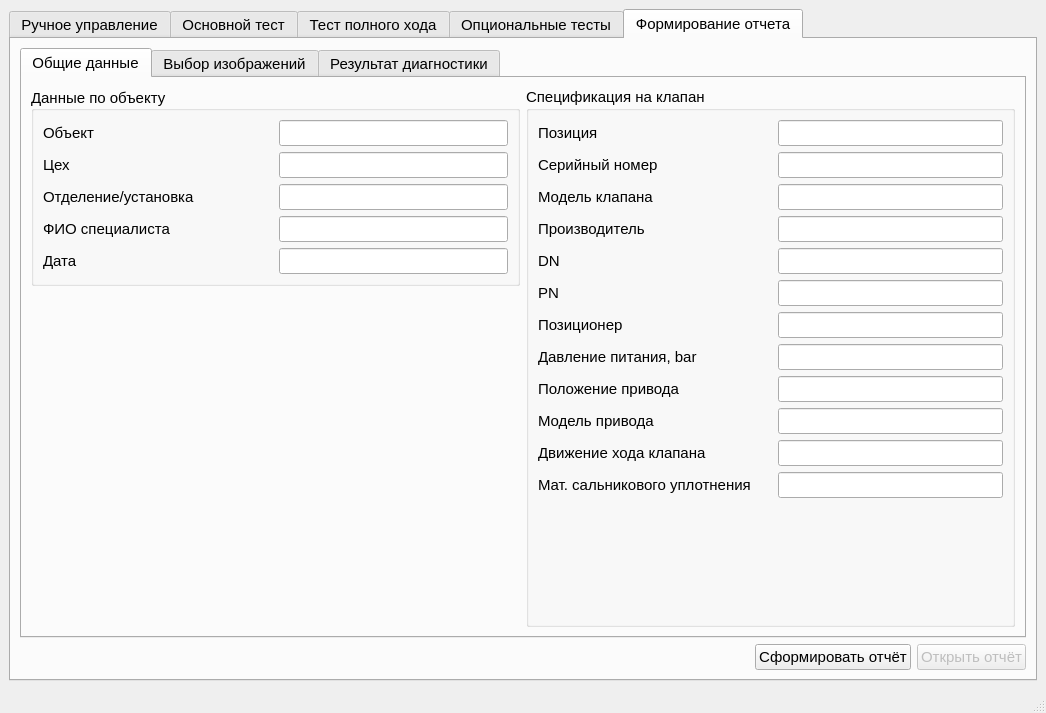
Above: MainWindow.ui from Rekvim/MpiSdk before the change. Below: the same form after it.
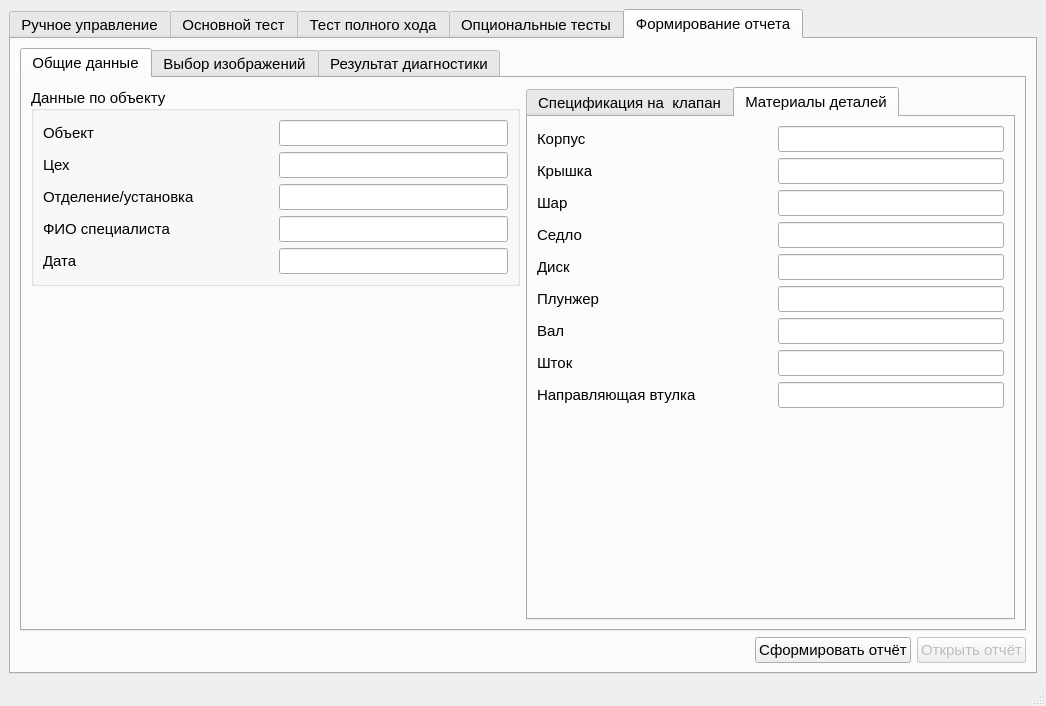
That is the form after the change. The open tabs and pages were chosen to show the change. Custom widgets are drawn as their Qt base class.

The edit to the form file:
```diff
--- a/MainWindow.ui
+++ b/MainWindow.ui
@@ -7,7 +7,7 @@
     <x>0</x>
     <y>0</y>
     <width>1046</width>
-    <height>713</height>
+    <height>706</height>
    </rect>
   </property>
   <property name="font">
@@ -1666,11 +1666,11 @@
            <attribute name="title">
             <string>Общие данные</string>
            </attribute>
-           <layout class="QVBoxLayout" name="verticalLayout_38">
+           <layout class="QVBoxLayout" name="verticalLayout_39">
             <item>
              <layout class="QHBoxLayout" name="horizontalLayout_9">
               <item>
-               <layout class="QVBoxLayout" name="verticalLayout_36">
+               <layout class="QVBoxLayout" name="verticalLayout_38">
                 <item>
                  <widget class="QGroupBox" name="groupBox_12">
                   <property name="sizePolicy">
@@ -1861,13 +1861,17 @@
                </layout>
               </item>
               <item>
-               <widget class="QGroupBox" name="groupBox_13">
-                <property name="title">
-                 <string>Спецификация на клапан</string>
+               <widget class="QTabWidget" name="tabWidget_2">
+                <property name="currentIndex">
+                 <number>0</number>
                 </property>
-                <layout class="QVBoxLayout" name="verticalLayout_37">
+                <widget class="QWidget" name="tab">
+                 <attribute name="title">
+                  <string>Спецификация на  клапан</string>
+                 </attribute>
+                 <layout class="QVBoxLayout" name="verticalLayout_36">
                  <item>
-                  <layout class="QHBoxLayout" name="horizontalLayout_59">
+                   <layout class="QHBoxLayout" name="horizontalLayout_positionNumber">
                    <property name="spacing">
                     <number>15</number>
                    </property>
@@ -1900,7 +1904,7 @@
                   </layout>
                  </item>
                  <item>
-                  <layout class="QHBoxLayout" name="horizontalLayout_54">
+                   <layout class="QHBoxLayout" name="horizontalLayout_manufacturer">
                    <property name="spacing">
                     <number>15</number>
                    </property>
@@ -1918,7 +1922,7 @@
                     </widget>
                    </item>
                    <item>
-                    <widget class="QLineEdit" name="lineEdit_serialNumber_2">
+                     <widget class="QLineEdit" name="lineEdit_manufacturer">
                      <property name="sizePolicy">
                       <sizepolicy hsizetype="Expanding" vsizetype="Fixed">
                        <horstretch>0</horstretch>
@@ -1966,12 +1970,12 @@
                   </layout>
                  </item>
                  <item>
-                  <layout class="QHBoxLayout" name="horizontalLayout_56">
+                   <layout class="QHBoxLayout" name="horizontalLayout_54">
                    <property name="spacing">
                     <number>15</number>
                    </property>
                    <item>
-                    <widget class="QLabel" name="label_manufacturer_2">
+                     <widget class="QLabel" name="label_59">
                      <property name="sizePolicy">
                       <sizepolicy hsizetype="Expanding" vsizetype="Preferred">
                        <horstretch>0</horstretch>
@@ -1979,12 +1983,12 @@
                       </sizepolicy>
                      </property>
                      <property name="text">
-                      <string>Производитель</string>
+                       <string>Серийный номер</string>
                      </property>
                     </widget>
                    </item>
                    <item>
-                    <widget class="QLineEdit" name="lineEdit_manufacturer_2">
+                     <widget class="QLineEdit" name="lineEdit_serialNumber">
                      <property name="sizePolicy">
                       <sizepolicy hsizetype="Expanding" vsizetype="Fixed">
                        <horstretch>0</horstretch>
@@ -1999,7 +2003,7 @@
                   </layout>
                  </item>
                  <item>
-                  <layout class="QHBoxLayout" name="horizontalLayout_50">
+                   <layout class="QHBoxLayout" name="horizontalLayout_DN">
                    <property name="spacing">
                     <number>15</number>
                    </property>
@@ -2032,12 +2036,45 @@
                   </layout>
                  </item>
                  <item>
-                  <layout class="QHBoxLayout" name="horizontalLayout_PN_2">
+                   <layout class="QHBoxLayout" name="horizontalLayout_CV">
                    <property name="spacing">
                     <number>15</number>
                    </property>
                    <item>
-                    <widget class="QLabel" name="label_PN_2">
+                     <widget class="QLabel" name="label_CV">
+                      <property name="sizePolicy">
+                       <sizepolicy hsizetype="Expanding" vsizetype="Preferred">
+                        <horstretch>0</horstretch>
+                        <verstretch>0</verstretch>
+                       </sizepolicy>
+                      </property>
+                      <property name="text">
+                       <string>CV</string>
+                      </property>
+                     </widget>
+                    </item>
+                    <item>
+                     <widget class="QLineEdit" name="lineEdit_CV">
+                      <property name="sizePolicy">
+                       <sizepolicy hsizetype="Expanding" vsizetype="Fixed">
+                        <horstretch>0</horstretch>
+                        <verstretch>0</verstretch>
+                       </sizepolicy>
+                      </property>
+                      <property name="clearButtonEnabled">
+                       <bool>false</bool>
+                      </property>
+                     </widget>
+                    </item>
+                   </layout>
+                  </item>
+                  <item>
+                   <layout class="QHBoxLayout" name="horizontalLayout_PN">
+                    <property name="spacing">
+                     <number>15</number>
+                    </property>
+                    <item>
+                     <widget class="QLabel" name="label_PN">
                      <property name="sizePolicy">
                       <sizepolicy hsizetype="Expanding" vsizetype="Preferred">
                        <horstretch>0</horstretch>
@@ -2050,7 +2087,7 @@
                     </widget>
                    </item>
                    <item>
-                    <widget class="QLineEdit" name="lineEdit_PN_2">
+                     <widget class="QLineEdit" name="lineEdit_PN">
                      <property name="sizePolicy">
                       <sizepolicy hsizetype="Expanding" vsizetype="Fixed">
                        <horstretch>0</horstretch>
@@ -2065,7 +2102,7 @@
                   </layout>
                  </item>
                  <item>
-                  <layout class="QHBoxLayout" name="horizontalLayout_57">
+                   <layout class="QHBoxLayout" name="horizontalLayout_positioner">
                    <property name="spacing">
                     <number>15</number>
                    </property>
@@ -2098,12 +2135,12 @@
                   </layout>
                  </item>
                  <item>
-                  <layout class="QHBoxLayout" name="horizontalLayout_58">
+                   <layout class="QHBoxLayout" name="horizontalLayout_51">
                    <property name="spacing">
                     <number>15</number>
                    </property>
                    <item>
-                    <widget class="QLabel" name="label_84">
+                     <widget class="QLabel" name="label_80">
                      <property name="sizePolicy">
                       <sizepolicy hsizetype="Expanding" vsizetype="Preferred">
                        <horstretch>0</horstretch>
@@ -2111,12 +2148,12 @@
                       </sizepolicy>
                      </property>
                      <property name="text">
-                      <string>Давление питания, bar</string>
+                       <string>Движение хода клапана</string>
                      </property>
                     </widget>
                    </item>
                    <item>
-                    <widget class="QLineEdit" name="lineEdit_pressure_2">
+                     <widget class="QLineEdit" name="lineEdit_movement">
                      <property name="sizePolicy">
                       <sizepolicy hsizetype="Expanding" vsizetype="Fixed">
                        <horstretch>0</horstretch>
@@ -2197,7 +2234,7 @@
                   </layout>
                  </item>
                  <item>
-                  <layout class="QHBoxLayout" name="horizontalLayout_51">
+                   <layout class="QHBoxLayout" name="horizontalLayout_pressure">
                    <property name="spacing">
                     <number>15</number>
                    </property>
@@ -2215,7 +2252,7 @@
                     </widget>
                    </item>
                    <item>
-                    <widget class="QLineEdit" name="lineEdit_movement_2">
+                     <widget class="QLineEdit" name="lineEdit_pressure">
                      <property name="sizePolicy">
                       <sizepolicy hsizetype="Expanding" vsizetype="Fixed">
                        <horstretch>0</horstretch>
@@ -2248,7 +2285,324 @@
                     </widget>
                    </item>
                    <item>
-                    <widget class="QLineEdit" name="lineEdit_materialStuffingBoxSeal_2">
+                     <widget class="QLineEdit" name="lineEdit_materialStuffingBoxSeal">
+                      <property name="sizePolicy">
+                       <sizepolicy hsizetype="Expanding" vsizetype="Fixed">
+                        <horstretch>0</horstretch>
+                        <verstretch>0</verstretch>
+                       </sizepolicy>
+                      </property>
+                      <property name="clearButtonEnabled">
+                       <bool>false</bool>
+                      </property>
+                     </widget>
+                    </item>
+                   </layout>
+                  </item>
+                  <item>
+                   <spacer name="verticalSpacer_5">
+                    <property name="orientation">
+                     <enum>Qt::Orientation::Vertical</enum>
+                    </property>
+                    <property name="sizeHint" stdset="0">
+                     <size>
+                      <width>20</width>
+                      <height>40</height>
+                     </size>
+                    </property>
+                   </spacer>
+                  </item>
+                 </layout>
+                </widget>
+                <widget class="QWidget" name="tab_2">
+                 <attribute name="title">
+                  <string>Материалы деталей</string>
+                 </attribute>
+                 <layout class="QVBoxLayout" name="verticalLayout_37">
+                  <item>
+                   <layout class="QHBoxLayout" name="horizontalLayout_60">
+                    <property name="spacing">
+                     <number>15</number>
+                    </property>
+                    <item>
+                     <widget class="QLabel" name="label_86">
+                      <property name="sizePolicy">
+                       <sizepolicy hsizetype="Expanding" vsizetype="Preferred">
+                        <horstretch>0</horstretch>
+                        <verstretch>0</verstretch>
+                       </sizepolicy>
+                      </property>
+                      <property name="text">
+                       <string>Корпус</string>
+                      </property>
+                     </widget>
+                    </item>
+                    <item>
+                     <widget class="QLineEdit" name="lineEdit_materialCorpus">
+                      <property name="sizePolicy">
+                       <sizepolicy hsizetype="Expanding" vsizetype="Fixed">
+                        <horstretch>0</horstretch>
+                        <verstretch>0</verstretch>
+                       </sizepolicy>
+                      </property>
+                      <property name="clearButtonEnabled">
+                       <bool>false</bool>
+                      </property>
+                     </widget>
+                    </item>
+                   </layout>
+                  </item>
+                  <item>
+                   <layout class="QHBoxLayout" name="horizontalLayout_61">
+                    <property name="spacing">
+                     <number>15</number>
+                    </property>
+                    <item>
+                     <widget class="QLabel" name="label_87">
+                      <property name="sizePolicy">
+                       <sizepolicy hsizetype="Expanding" vsizetype="Preferred">
+                        <horstretch>0</horstretch>
+                        <verstretch>0</verstretch>
+                       </sizepolicy>
+                      </property>
+                      <property name="text">
+                       <string>Крышка</string>
+                      </property>
+                     </widget>
+                    </item>
+                    <item>
+                     <widget class="QLineEdit" name="lineEdit_materialCap">
+                      <property name="sizePolicy">
+                       <sizepolicy hsizetype="Expanding" vsizetype="Fixed">
+                        <horstretch>0</horstretch>
+                        <verstretch>0</verstretch>
+                       </sizepolicy>
+                      </property>
+                      <property name="clearButtonEnabled">
+                       <bool>false</bool>
+                      </property>
+                     </widget>
+                    </item>
+                   </layout>
+                  </item>
+                  <item>
+                   <layout class="QHBoxLayout" name="horizontalLayout_67">
+                    <property name="spacing">
+                     <number>15</number>
+                    </property>
+                    <item>
+                     <widget class="QLabel" name="label_95">
+                      <property name="sizePolicy">
+                       <sizepolicy hsizetype="Expanding" vsizetype="Preferred">
+                        <horstretch>0</horstretch>
+                        <verstretch>0</verstretch>
+                       </sizepolicy>
+                      </property>
+                      <property name="text">
+                       <string>Шар</string>
+                      </property>
+                     </widget>
+                    </item>
+                    <item>
+                     <widget class="QLineEdit" name="lineEdit_materialBall">
+                      <property name="sizePolicy">
+                       <sizepolicy hsizetype="Expanding" vsizetype="Fixed">
+                        <horstretch>0</horstretch>
+                        <verstretch>0</verstretch>
+                       </sizepolicy>
+                      </property>
+                      <property name="clearButtonEnabled">
+                       <bool>false</bool>
+                      </property>
+                     </widget>
+                    </item>
+                   </layout>
+                  </item>
+                  <item>
+                   <layout class="QHBoxLayout" name="horizontalLayout_materialSaddle">
+                    <property name="spacing">
+                     <number>15</number>
+                    </property>
+                    <item>
+                     <widget class="QLabel" name="label_materialSaddle">
+                      <property name="sizePolicy">
+                       <sizepolicy hsizetype="Expanding" vsizetype="Preferred">
+                        <horstretch>0</horstretch>
+                        <verstretch>0</verstretch>
+                       </sizepolicy>
+                      </property>
+                      <property name="text">
+                       <string>Седло</string>
+                      </property>
+                     </widget>
+                    </item>
+                    <item>
+                     <widget class="QLineEdit" name="lineEdit_materialSaddle">
+                      <property name="sizePolicy">
+                       <sizepolicy hsizetype="Expanding" vsizetype="Fixed">
+                        <horstretch>0</horstretch>
+                        <verstretch>0</verstretch>
+                       </sizepolicy>
+                      </property>
+                      <property name="clearButtonEnabled">
+                       <bool>false</bool>
+                      </property>
+                     </widget>
+                    </item>
+                   </layout>
+                  </item>
+                  <item>
+                   <layout class="QHBoxLayout" name="horizontalLayout_66">
+                    <property name="spacing">
+                     <number>15</number>
+                    </property>
+                    <item>
+                     <widget class="QLabel" name="label_94">
+                      <property name="sizePolicy">
+                       <sizepolicy hsizetype="Expanding" vsizetype="Preferred">
+                        <horstretch>0</horstretch>
+                        <verstretch>0</verstretch>
+                       </sizepolicy>
+                      </property>
+                      <property name="text">
+                       <string>Диск</string>
+                      </property>
+                     </widget>
+                    </item>
+                    <item>
+                     <widget class="QLineEdit" name="lineEdit_materialDisk">
+                      <property name="sizePolicy">
+                       <sizepolicy hsizetype="Expanding" vsizetype="Fixed">
+                        <horstretch>0</horstretch>
+                        <verstretch>0</verstretch>
+                       </sizepolicy>
+                      </property>
+                      <property name="clearButtonEnabled">
+                       <bool>false</bool>
+                      </property>
+                     </widget>
+                    </item>
+                   </layout>
+                  </item>
+                  <item>
+                   <layout class="QHBoxLayout" name="horizontalLayout_65">
+                    <property name="spacing">
+                     <number>15</number>
+                    </property>
+                    <item>
+                     <widget class="QLabel" name="label_93">
+                      <property name="sizePolicy">
+                       <sizepolicy hsizetype="Expanding" vsizetype="Preferred">
+                        <horstretch>0</horstretch>
+                        <verstretch>0</verstretch>
+                       </sizepolicy>
+                      </property>
+                      <property name="text">
+                       <string>Плунжер</string>
+                      </property>
+                     </widget>
+                    </item>
+                    <item>
+                     <widget class="QLineEdit" name="lineEdit_materialPlunger">
+                      <property name="sizePolicy">
+                       <sizepolicy hsizetype="Expanding" vsizetype="Fixed">
+                        <horstretch>0</horstretch>
+                        <verstretch>0</verstretch>
+                       </sizepolicy>
+                      </property>
+                      <property name="clearButtonEnabled">
+                       <bool>false</bool>
+                      </property>
+                     </widget>
+                    </item>
+                   </layout>
+                  </item>
+                  <item>
+                   <layout class="QHBoxLayout" name="horizontalLayout_64">
+                    <property name="spacing">
+                     <number>15</number>
+                    </property>
+                    <item>
+                     <widget class="QLabel" name="label_92">
+                      <property name="sizePolicy">
+                       <sizepolicy hsizetype="Expanding" vsizetype="Preferred">
+                        <horstretch>0</horstretch>
+                        <verstretch>0</verstretch>
+                       </sizepolicy>
+                      </property>
+                      <property name="text">
+                       <string>Вал</string>
+                      </property>
+                     </widget>
+                    </item>
+                    <item>
+                     <widget class="QLineEdit" name="lineEdit_materialShaft">
+                      <property name="sizePolicy">
+                       <sizepolicy hsizetype="Expanding" vsizetype="Fixed">
+                        <horstretch>0</horstretch>
+                        <verstretch>0</verstretch>
+                       </sizepolicy>
+                      </property>
+                      <property name="clearButtonEnabled">
+                       <bool>false</bool>
+                      </property>
+                     </widget>
+                    </item>
+                   </layout>
+                  </item>
+                  <item>
+                   <layout class="QHBoxLayout" name="horizontalLayout_63">
+                    <property name="spacing">
+                     <number>15</number>
+                    </property>
+                    <item>
+                     <widget class="QLabel" name="label_91">
+                      <property name="sizePolicy">
+                       <sizepolicy hsizetype="Expanding" vsizetype="Preferred">
+                        <horstretch>0</horstretch>
+                        <verstretch>0</verstretch>
+                       </sizepolicy>
+                      </property>
+                      <property name="text">
+                       <string>Шток</string>
+                      </property>
+                     </widget>
+                    </item>
+                    <item>
+                     <widget class="QLineEdit" name="lineEdit_materialStock">
+                      <property name="sizePolicy">
+                       <sizepolicy hsizetype="Expanding" vsizetype="Fixed">
+                        <horstretch>0</horstretch>
+                        <verstretch>0</verstretch>
+                       </sizepolicy>
+                      </property>
+                      <property name="clearButtonEnabled">
+                       <bool>false</bool>
+                      </property>
+                     </widget>
+                    </item>
+                   </layout>
+                  </item>
+                  <item>
+                   <layout class="QHBoxLayout" name="horizontalLayout_62">
+                    <property name="spacing">
+                     <number>15</number>
+                    </property>
+                    <item>
+                     <widget class="QLabel" name="label_88">
+                      <property name="sizePolicy">
+                       <sizepolicy hsizetype="Expanding" vsizetype="Preferred">
+                        <horstretch>0</horstretch>
+                        <verstretch>0</verstretch>
+                       </sizepolicy>
+                      </property>
+                      <property name="text">
+                       <string>Направляющая втулка</string>
+                      </property>
+                     </widget>
+                    </item>
+                    <item>
+                     <widget class="QLineEdit" name="lineEdit_materialGuideSleeve">
                      <property name="sizePolicy">
                       <sizepolicy hsizetype="Expanding" vsizetype="Fixed">
                        <horstretch>0</horstretch>
@@ -2276,6 +2630,7 @@
                   </spacer>
                  </item>
                 </layout>
+                </widget>
                </widget>
               </item>
              </layout>
```
Left out of the diff: 30 changed lines with no effect on the pictures. Lines whose indentation alone changed are shown as unchanged.
